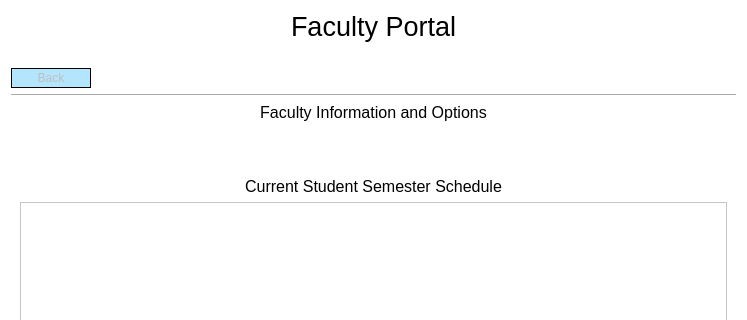
First picture: the form in Form Files/facultyView.ui, repository alixabahena/SIMS, before the edit; both pictures show x 0 to 747 and y 0 to 320 of the 747 by 613 pixel window.
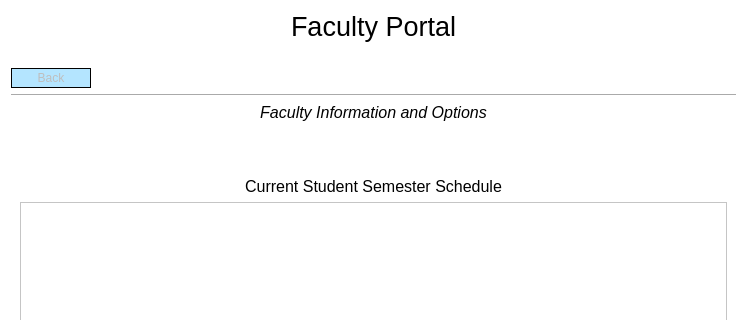
Second picture: the form after the edit. The open tabs and pages were chosen to show the change.

Commit message: Changed the color of all UI to be uniform

Diff of the .ui file:
```diff
--- a/Form Files/facultyView.ui
+++ b/Form Files/facultyView.ui
@@ -85,7 +85,7 @@
        <property name="font">
         <font>
          <pointsize>12</pointsize>
-         <italic>false</italic>
+         <italic>true</italic>
         </font>
        </property>
        <property name="text">
```
Left out of the diff: 38 changed lines with no effect on the pictures. The commit also changes 5 other files.
